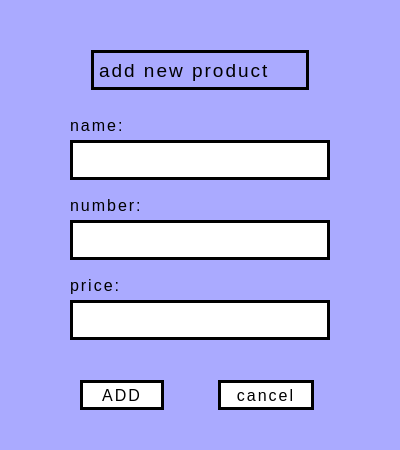
First picture: the form in addnewproduct.ui, repository M0tgh3y/MOT-Stor-Qt, before the edit.
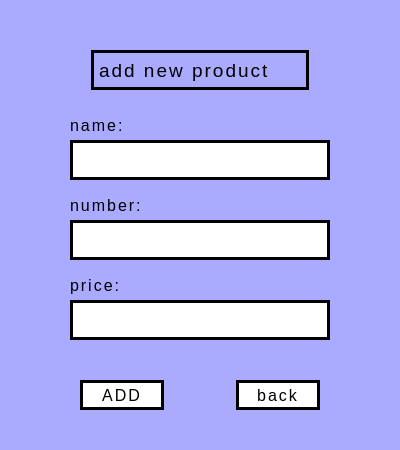
Second picture: the form after the edit.

Commit message: cancel to back

```diff
--- a/addnewproduct.ui
+++ b/addnewproduct.ui
@@ -229,9 +229,9 @@
   <widget class="QPushButton" name="cancel">
    <property name="geometry">
     <rect>
-     <x>218</x>
+     <x>236</x>
      <y>380</y>
-     <width>96</width>
+     <width>84</width>
      <height>30</height>
     </rect>
    </property>
@@ -269,7 +269,7 @@
 </string>
    </property>
    <property name="text">
-    <string>cancel</string>
+    <string>back</string>
    </property>
   </widget>
  </widget>
```
The commit also changes 5 other files.
